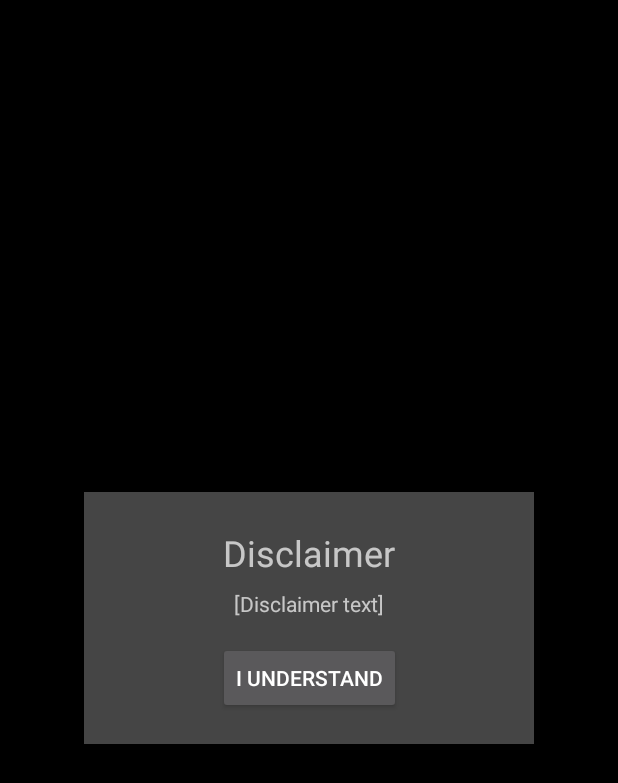
After one commit to FrancisLevesque/ClimbingGradeConverter, an Android app: the layout activity_disclaimer.xml on its own in the app's theme, with its tools: preview values and no code run, on a phone screen of 412 x 824 dp. The commit adds this screen. Shown: the top 783 px of the screen. Run offline under Robolectric (Android 15) with nearby library versions, the phone set to English and light mode, and no system bars.

Commit message:
Added disclaimer

```diff
--- a/app/src/main/AndroidManifest.xml
+++ b/app/src/main/AndroidManifest.xml
@@ -9,6 +9,7 @@
         android:roundIcon="@mipmap/ic_launcher_round"
         android:supportsRtl="true"
         android:theme="@style/Theme.AppCompat.NoActionBar">
+        <activity android:name=".activities.DisclaimerActivity"></activity>
         <activity android:name=".activities.MainActivity">
             <intent-filter>
                 <action android:name="android.intent.action.MAIN" />
@@ -16,8 +17,8 @@
                 <category android:name="android.intent.category.LAUNCHER" />
             </intent-filter>
         </activity>
-        <activity android:name=".activities.GradesActivity"/>
-        <activity android:name=".activities.ConvertActivity"/>
+        <activity android:name=".activities.GradesActivity" />
+        <activity android:name=".activities.ConvertActivity" />
     </application>
 
 </manifest>
--- a/app/src/main/java/com/francislevesque/climbinggradeconverter/utilities/Constants.kt
+++ b/app/src/main/java/com/francislevesque/climbinggradeconverter/utilities/Constants.kt
@@ -4,3 +4,6 @@ const val EXTRA_CLIMBING_TYPE = "climbing_type"
 
 const val EXTRA_FROM_SYSTEM = "from_system"
 const val EXTRA_TO_SYSTEM = "to_system"
+
+const val SHARED_PREFERENCES_DOMAIN = "ClimbingGradeConverter"
+const val DISCLAIMER_KEY = "disclaimer_accepted4"
--- /dev/null
+++ b/app/src/main/res/layout/activity_disclaimer.xml
@@ -0,0 +1,65 @@
+<?xml version="1.0" encoding="utf-8"?>
+<androidx.constraintlayout.widget.ConstraintLayout xmlns:android="http://schemas.android.com/apk/res/android"
+    xmlns:app="http://schemas.android.com/apk/res-auto"
+    xmlns:tools="http://schemas.android.com/tools"
+    android:id="@+id/appBackground"
+    android:layout_width="match_parent"
+    android:layout_height="match_parent"
+    android:background="#000000"
+    tools:context=".activities.DisclaimerActivity">
+
+    <androidx.constraintlayout.widget.ConstraintLayout
+        android:id="@+id/disclaimerBackground"
+        android:layout_width="300dp"
+        android:layout_height="wrap_content"
+        android:layout_marginStart="32dp"
+        android:layout_marginTop="60dp"
+        android:layout_marginEnd="32dp"
+        android:layout_marginBottom="60dp"
+        android:background="@color/colorPrimaryDark"
+        android:paddingTop="16dp"
+        android:paddingBottom="20dp"
+        app:layout_constraintBottom_toBottomOf="parent"
+        app:layout_constraintEnd_toEndOf="parent"
+        app:layout_constraintHorizontal_bias="0.5"
+        app:layout_constraintStart_toStartOf="parent"
+        app:layout_constraintTop_toTopOf="parent">
+
+        <TextView
+            android:id="@+id/textView4"
+            android:layout_width="wrap_content"
+            android:layout_height="wrap_content"
+            android:layout_marginTop="8dp"
+            android:text="Disclaimer"
+            android:textSize="24sp"
+            app:layout_constraintEnd_toEndOf="parent"
+            app:layout_constraintHorizontal_bias="0.5"
+            app:layout_constraintStart_toStartOf="parent"
+            app:layout_constraintTop_toTopOf="parent" />
+
+        <TextView
+            android:id="@+id/disclaimerText"
+            android:layout_width="wrap_content"
+            android:layout_height="wrap_content"
+            android:layout_marginTop="8dp"
+            android:paddingLeft="20dp"
+            android:paddingRight="20dp"
+            app:layout_constraintEnd_toEndOf="parent"
+            app:layout_constraintHorizontal_bias="0.5"
+            app:layout_constraintStart_toStartOf="parent"
+            app:layout_constraintTop_toBottomOf="@+id/textView4"
+            tools:text="[Disclaimer text]" />
+
+        <Button
+            android:id="@+id/disclaimerButton"
+            android:layout_width="wrap_content"
+            android:layout_height="wrap_content"
+            android:layout_marginTop="16dp"
+            android:text="I UNDERSTAND"
+            app:layout_constraintEnd_toEndOf="parent"
+            app:layout_constraintHorizontal_bias="0.5"
+            app:layout_constraintStart_toStartOf="parent"
+            app:layout_constraintTop_toBottomOf="@+id/disclaimerText" />
+    </androidx.constraintlayout.widget.ConstraintLayout>
+
+</androidx.constraintlayout.widget.ConstraintLayout>
```
Also changed, not shown: app/src/main/java/com/francislevesque/climbinggradeconverter/activities/DisclaimerActivity.kt (added, +73 -0 lines), app/src/main/java/com/francislevesque/climbinggradeconverter/activities/MainActivity.kt (+20 -7 lines), app/src/main/java/com/francislevesque/climbinggradeconverter/adapters/GradeRecycleAdapter.kt (+4 -3 lines).
